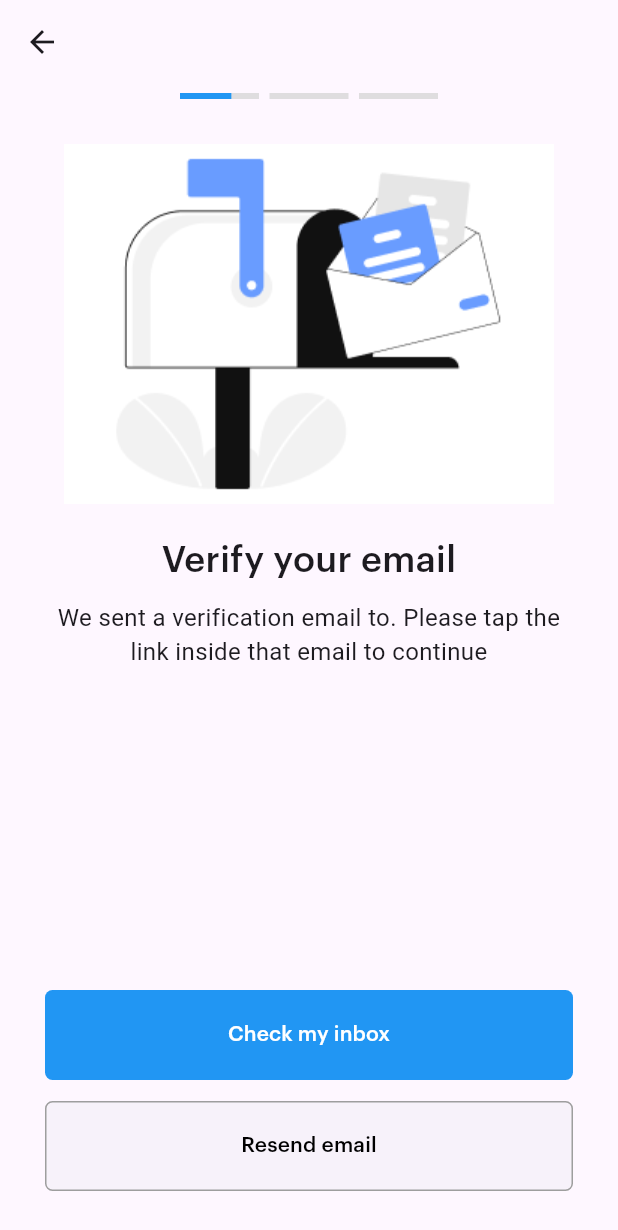
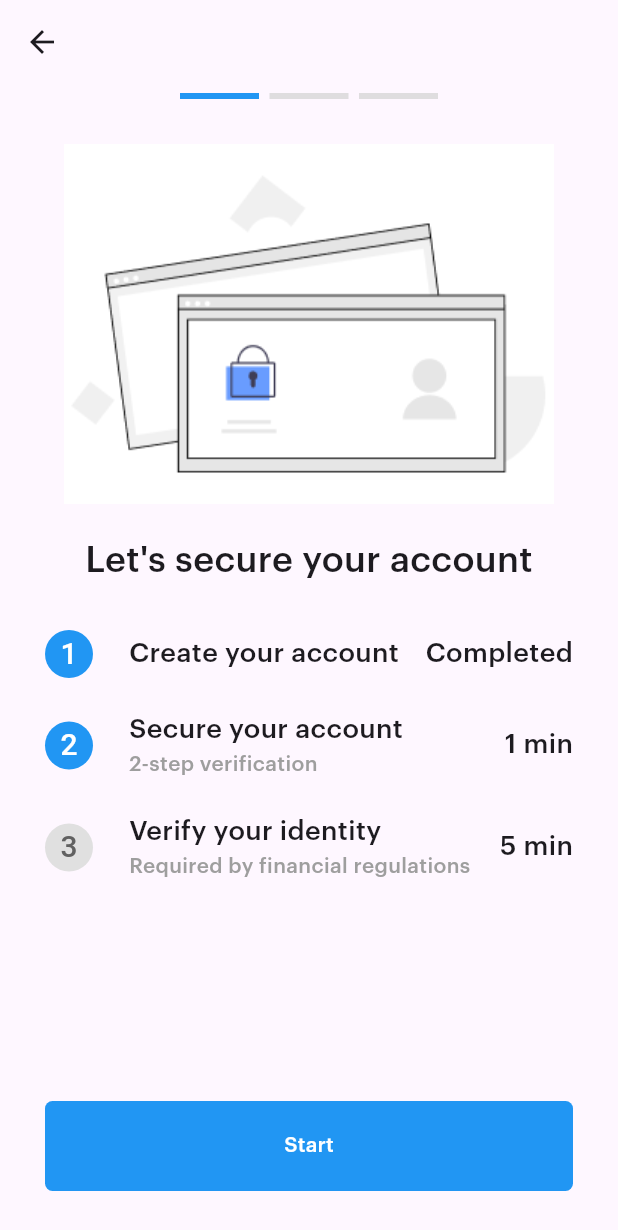
Before and after one commit to adenkesuma/Coinify, a Flutter app: the VerifyEmail screen opened by its route, after a tap on "Check my inbox", on a phone screen of 412 x 824 dp. Shown: the top 1230 px of the screen. Run offline on Flutter 3.47's test engine with Material 3 defaults, Android fonts, the phone set to English and light mode, and no system bars; our stand-ins replace intl_phone_field.

Commit message:
`feat:` add verify identity screen

```diff
--- a/lib/main.dart
+++ b/lib/main.dart
@@ -3,6 +3,7 @@ import 'package:defi/view/auth/sign-in-code.dart';
 import 'package:defi/view/auth/sign-in.dart';
 import 'package:defi/view/auth/sign-up.dart';
 import 'package:defi/view/auth/verify-email.dart';
+import 'package:defi/view/auth/verify-identity.dart';
 import 'package:defi/view/welcome.dart';
 import 'package:flutter/material.dart';
 
@@ -24,7 +25,8 @@ class MyApp extends StatelessWidget {
         '/sign-up':(context) => SignUp(),
         '/sign-in': (context) => SignIn(),
         '/sign-in-code': (context) => SignInCode(),
-        '/verify-email':(context) => VerifyEmail(),
+        '/verify-email': (context) => VerifyEmail(),
+        '/verify-identity': (context) => VerifyIdentity(),
         '/forgot-password': (context) => ForgotPassword(),
       },
       // home: Splash()
--- a/lib/view/auth/sign-up.dart
+++ b/lib/view/auth/sign-up.dart
@@ -17,10 +17,12 @@ class _SignUpState extends State<SignUp> {
   bool _isEmail = true;
   bool _isPassword = true;
   bool _validPassword = true;
+
   FocusNode firstNameText = FocusNode();
   FocusNode lastNameText = FocusNode();
   FocusNode emailText = FocusNode();
   FocusNode passwordText = FocusNode();
+
   TextEditingController firstNameInput = TextEditingController();
   TextEditingController lastNameInput = TextEditingController();
   TextEditingController emailInput = TextEditingController();
--- a/lib/view/auth/verify-email.dart
+++ b/lib/view/auth/verify-email.dart
@@ -52,7 +52,7 @@ class VerifyEmail extends StatelessWidget {
               crossAxisAlignment: CrossAxisAlignment.center,
               children: [
                 Image.asset(
-                  'assets/VerifyEmail.png',
+                  'assets/images/VerifyEmail.png',
                   fit: BoxFit.cover,
                 ),
                 SizedBox(height: 20.0),
@@ -84,7 +84,7 @@ class VerifyEmail extends StatelessWidget {
               children: [
                 ElevatedButton(
                   onPressed: () {
-                    Navigator.pushNamed(context, '/');
+                    Navigator.pushNamed(context, '/verify-identity');
                   },
                   child: Text(
                     'Check my inbox',
@@ -107,7 +107,7 @@ class VerifyEmail extends StatelessWidget {
                 SizedBox(height: 14),
                 ElevatedButton(
                   onPressed: () {
-                    Navigator.pushNamed(context, '/sign-up');
+                    Navigator.pushNamed(context, '');
                   },
                   child: Text(
                     'Resend email',
--- /dev/null
+++ b/lib/view/auth/verify-identity.dart
@@ -0,0 +1,275 @@
+import 'package:flutter/material.dart';
+import 'package:flutter/widgets.dart';
+
+class VerifyIdentity extends StatelessWidget {
+  const VerifyIdentity({super.key});
+
+  @override
+  Widget build(BuildContext context) {
+    return Scaffold(
+      appBar: AppBar(
+        bottom: const PreferredSize(
+          preferredSize: Size.fromHeight(10.0),
+          child: Row(
+            children: [
+              SizedBox(width: 120.0),
+              Expanded(
+                child: LinearProgressIndicator(
+                  value: 1, // Value for first step
+                  backgroundColor: Color(0xD9D9D9D9),
+                  valueColor: AlwaysStoppedAnimation<Color>(Colors.blue),
+                ),
+              ),
+              SizedBox(width: 7.0),
+              Expanded(
+                child: LinearProgressIndicator(
+                  value: 0.0, // Value for second step
+                  backgroundColor: Color(0xD9D9D9D9),
+                  valueColor: AlwaysStoppedAnimation<Color>(Colors.blue),
+                ),
+              ),
+              SizedBox(width: 7.0),
+              Expanded(
+                child: LinearProgressIndicator(
+                  value: 0.0, // Value for third step
+                  backgroundColor: Color(0xD9D9D9D9),
+                  valueColor: AlwaysStoppedAnimation<Color>(Colors.blue),
+                ),
+              ),
+              SizedBox(width: 120.0),
+            ],
+          ),
+        ),
+      ),
+      body: Container(
+        padding: EdgeInsets.all(30.0),
+        child: Column(
+          mainAxisAlignment: MainAxisAlignment.spaceBetween,
+          crossAxisAlignment: CrossAxisAlignment.start,
+          children: [
+            Column(
+              mainAxisAlignment: MainAxisAlignment.center,
+              crossAxisAlignment: CrossAxisAlignment.center,
+              children: [
+                Image.asset(
+                  'assets/images/SecureAccount.png',
+                  fit: BoxFit.cover,
+                ),
+                SizedBox(height: 20.0),
+                Center(
+                  child: Text(
+                    "Let's secure your account",
+                    style: TextStyle(
+                      fontSize: 24.0,
+                      fontWeight: FontWeight.w600,
+                      fontFamily: "GraphikMedium"
+                    ),
+                    textAlign: TextAlign.center,
+                  ),
+                ),
+                SizedBox(height: 30.0),
+                Column(
+                  children: [
+                    Row(
+                      mainAxisAlignment: MainAxisAlignment.spaceBetween,
+                      crossAxisAlignment: CrossAxisAlignment.center,
+                      children: [
+                        Container(
+                          child: Row(
+                            children: [
+                              Container(
+                                width: 32,
+                                height: 32,
+                                decoration: BoxDecoration(
+                                  color: Colors.blue,
+                                  borderRadius: BorderRadius.circular(50)
+                                ),
+                                child: Center(
+                                  child: Text(
+                                    '1',
+                                    style: TextStyle(
+                                      fontSize: 20,
+                                      color: Colors.white,
+                                      fontWeight: FontWeight.w500
+                                    ),
+                                  )
+                                ),
+                              ),
+                              SizedBox(width: 24.0),
+                              Text(
+                                'Create your account',
+                                style: TextStyle(
+                                  fontSize: 18.0,
+                                  fontWeight: FontWeight.w600,
+                                  fontFamily: "GraphikMedium"
+                                ),
+                              ),
+                            ]
+                          )
+                        ),
+                        Text(
+                          'Completed',
+                          style: TextStyle(
+                            fontSize: 18.0,
+                            fontWeight: FontWeight.w600,
+                            fontFamily: "GraphikMedium"
+                          ),
+                        )
+                      ],
+                    ),
+                    SizedBox(height: 22.0),
+                    Row(
+                      mainAxisAlignment: MainAxisAlignment.spaceBetween,
+                      crossAxisAlignment: CrossAxisAlignment.center,
+                      children: [
+                        Container(
+                          child: Row(
+                            children: [
+                              Container(
+                                width: 32,
+                                height: 32,
+                                decoration: BoxDecoration(
+                                  color: Colors.blue,
+                                  borderRadius: BorderRadius.circular(50)
+                                ),
+                                child: Center(
+                                  child: Text(
+                                    '2',
+                                    style: TextStyle(
+                                      fontSize: 20,
+                                      color: Colors.white,
+                                      fontWeight: FontWeight.w500
+                                    ),
+                                  )
+                                ),
+                              ),
+                              SizedBox(width: 24.0),
+                              Column(
+                                crossAxisAlignment: CrossAxisAlignment.start,
+                                children: [
+                                  Text(
+                                    'Secure your account',
+                                    style: TextStyle(
+                                      fontSize: 18.0,
+                                      fontWeight: FontWeight.w600,
+                                      fontFamily: "GraphikMedium"
+                                    ),
+                                  ),
+                                  Text(
+                                    '2-step verification',
+                                    style: TextStyle(
+                                      fontSize: 14.0,
+                                      fontWeight: FontWeight.w400,
+                                      fontFamily: 'GraphikMedium',
+                                      color: Colors.grey
+                                    ),
+                                  )
+                                ],
+                              )
+                            ]
+                          )
+                        ),
+                        Text(
+                          '1 min',
+                          style: TextStyle(
+                            fontSize: 18.0,
+                            fontWeight: FontWeight.w600,
+                            fontFamily: "GraphikMedium"
+                          ),
+                        )
+                      ],
+                    ),
+                    SizedBox(height: 22.0),
+                    Row(
+                      mainAxisAlignment: MainAxisAlignment.spaceBetween,
+                      crossAxisAlignment: CrossAxisAlignment.center,
+                      children: [
+                        Container(
+                          child: Row(
+                            children: [
+                              Container(
+                                width: 32,
+                                height: 32,
+                                decoration: BoxDecoration(
+                                  color: Colors.grey[300],
+                                  borderRadius: BorderRadius.circular(50)
+                                ),
+                                child: Center(
+                                  child: Text(
+                                    '3',
+                                    style: TextStyle(
+                                      fontSize: 20,
+                                      color: Colors.grey[700],
+                                      fontWeight: FontWeight.w500
+                                    ),
+                                  )
+                                ),
+                              ),
+                              SizedBox(width: 24.0),
+                              Column(
+                                crossAxisAlignment: CrossAxisAlignment.start,
+                                children: [
+                                  Text(
+                                    'Verify your identity',
+                                    style: TextStyle(
+                                      fontSize: 18.0,
+                                      fontWeight: FontWeight.w600,
+                                      fontFamily: "GraphikMedium"
+                                    ),
+                                  ),
+                                  Text(
+                                    'Required by financial regulations',
+                                    style: TextStyle(
+                                      fontSize: 14.0,
+                                      fontWeight: FontWeight.w400,
+                                      fontFamily: 'GraphikMedium',
+                                      color: Colors.grey
+                                    ),
+                                  )
+                                ],
+                              )
+                            ]
+                          )
+                        ),
+                        Text(
+                          '5 min',
+                          style: TextStyle(
+                            fontSize: 18.0,
+                            fontWeight: FontWeight.w600,
+                            fontFamily: "GraphikMedium"
+                          ),
+                        )
+                      ],
+                    )
+                  ]
+                )
+              ],
+            ),
+            ElevatedButton(
+              onPressed: () {
+                Navigator.pushNamed(context, '/verify-identity');
+              },
+              child: Text(
+                'Start',
+                style: TextStyle(
+                  fontSize: 14.0,
+                  fontWeight: FontWeight.normal,
+                  color: Colors.white,
+                  fontFamily: "GraphikMedium",
+                ),
+              ),
+              style: ButtonStyle(
+                shape: MaterialStateProperty.all<RoundedRectangleBorder>(
+                  RoundedRectangleBorder(borderRadius: BorderRadius.circular(5.0))
+                ),
+                minimumSize: MaterialStateProperty.all(Size.fromHeight(60.0)),
+                backgroundColor: MaterialStateProperty.all(Colors.blue),
+                shadowColor: MaterialStateProperty.all(Colors.transparent)
+              ),
+            ),
+          ]
+        )
+      ),
+    );
+  }
+}
--- a/pubspec.yaml
+++ b/pubspec.yaml
@@ -61,7 +61,7 @@ flutter:
 
   # To add assets to your application, add an assets section, like this:
   assets:
-    - assets/
+    - assets/images/
 
   # An image asset can refer to one or more resolution-specific "variants", see
   # https://flutter.dev/assets-and-images/#resolution-aware
```
Also changed, not shown: assets/images/Scan.png (added), assets/images/SecureAccount.png (added), assets/images/VerifyEmail.png (renamed from assets/VerifyEmail.png).
